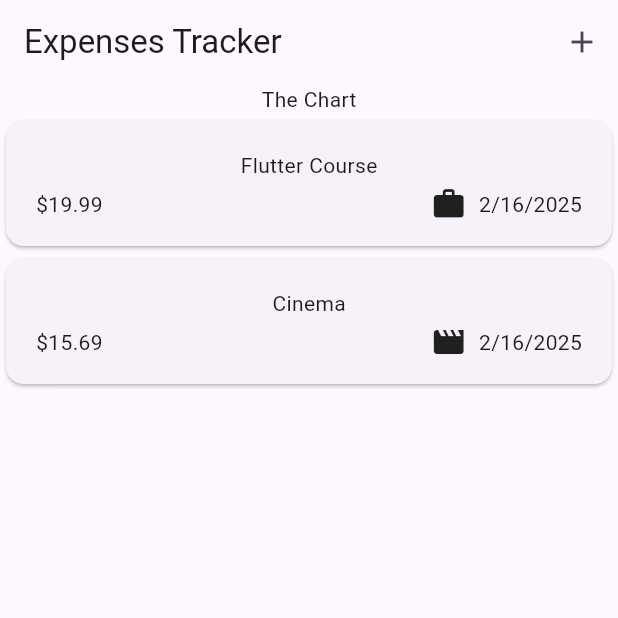
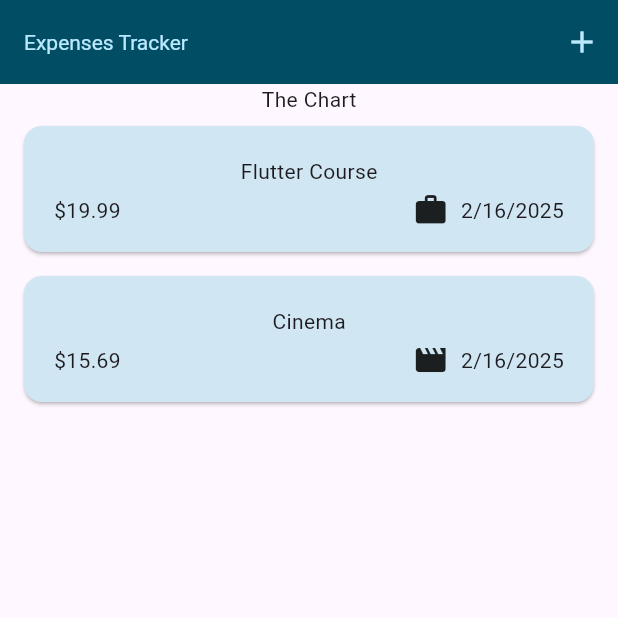
Before and after one commit to owenn2106/flutter-expense-tracker, a Flutter app: the screen it shows after launch, on a phone screen of 412 x 824 dp, the top half of it. Run offline on Flutter 3.47's test engine with Material 3 defaults, Android fonts, the phone set to English and light mode, and no system bars.

Commit message:
Setting up app themes

```diff
--- a/lib/main.dart
+++ b/lib/main.dart
@@ -6,14 +6,42 @@ void main() {
   runApp(const MyApp());
 }
 
+var kColorScheme = ColorScheme.fromSeed(seedColor: Colors.blueGrey);
+
 class MyApp extends StatelessWidget {
   const MyApp({super.key});
 
   // This widget is the root of your application.
   @override
   Widget build(BuildContext context) {
-    return const MaterialApp(
-      home: Expenses(),
+    return MaterialApp(
+      theme: ThemeData().copyWith(
+        colorScheme: kColorScheme,
+        appBarTheme: const AppBarTheme().copyWith(
+          backgroundColor: kColorScheme.onPrimaryContainer,
+          foregroundColor: kColorScheme.primaryContainer,
+        ),
+        cardTheme: const CardTheme().copyWith(
+          color: kColorScheme.secondaryContainer,
+          margin: const EdgeInsets.symmetric(
+            horizontal: 16,
+            vertical: 8,
+          ),
+        ),
+        elevatedButtonTheme: ElevatedButtonThemeData(
+          style: ElevatedButton.styleFrom(
+            backgroundColor: kColorScheme.primaryContainer,
+          ),
+        ),
+        textTheme: ThemeData().textTheme.copyWith(
+              titleLarge: TextStyle(
+                fontWeight: FontWeight.normal,
+                color: kColorScheme.onSecondaryContainer,
+                fontSize: 14,
+              ),
+            ),
+      ),
+      home: const Expenses(),
     );
   }
 }
```
